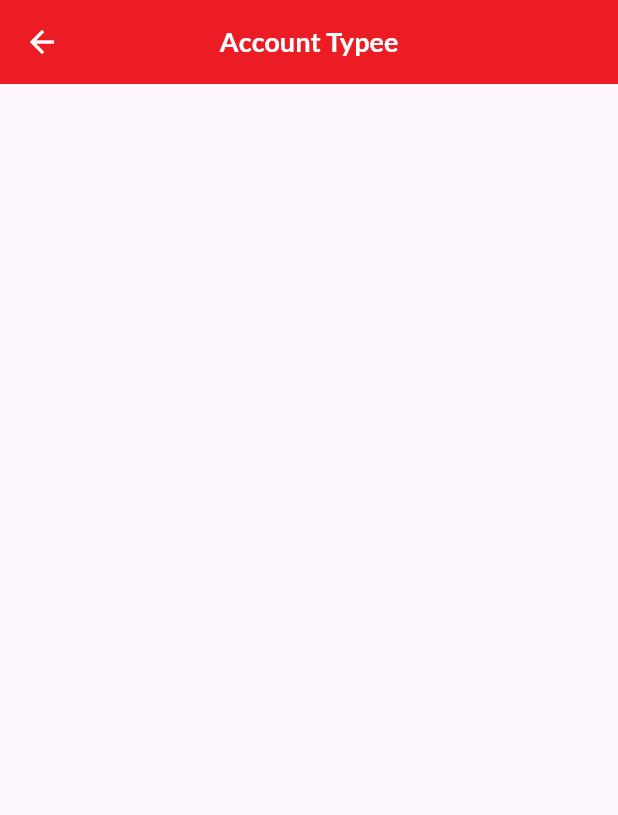
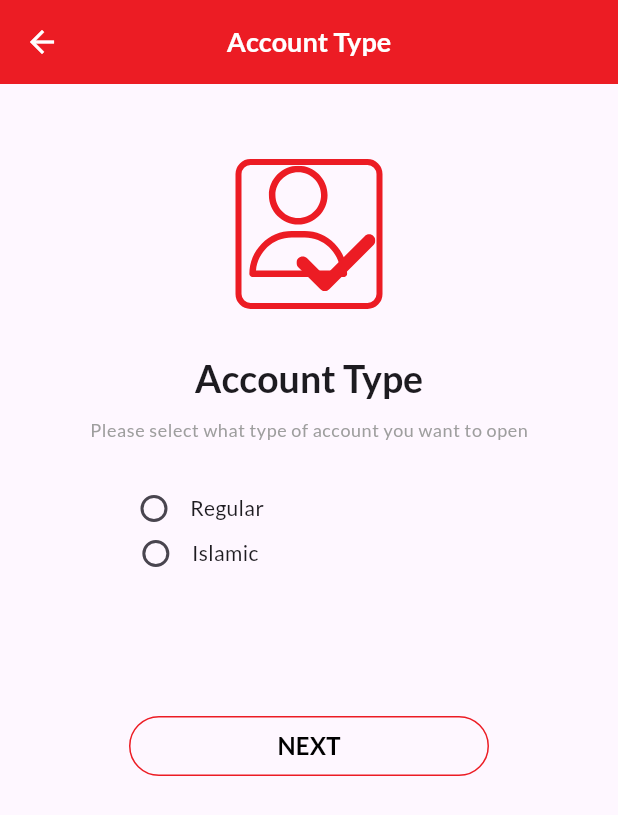
Before and after one commit to mehediFlutter/Nagad-Ui, a Flutter app: the AccountType screen opened directly, on a phone screen of 412 x 824 dp. Shown: the top 815 px of the screen. Run offline on Flutter 3.47's test engine with Material 3 defaults, Android fonts, the phone set to English and light mode, and no system bars; our stand-ins replace flutter_svg, google_fonts.

Commit message:
custom snack bar

```diff
--- a/lib/screen/auth/registration_screen/account_type/account_type.dart
+++ b/lib/screen/auth/registration_screen/account_type/account_type.dart
@@ -1,13 +1,110 @@
+import 'package:flutter/foundation.dart';
 import 'package:flutter/material.dart';
+import 'package:flutter_svg/flutter_svg.dart';
 import 'package:nagad_ui/app_bar/custom_app_bar.dart';
+import 'package:nagad_ui/submit_bottom/submit_bottom.dart';
 
-class AccountType extends StatelessWidget {
+import '../../../../widget/const.dart';
+import '../../../../widget/snack_bar/custom_snack_bar.dart';
+
+class AccountType extends StatefulWidget {
   const AccountType({super.key});
 
   @override
+  State<AccountType> createState() => _AccountTypeState();
+}
+
+class _AccountTypeState extends State<AccountType> {
+    void _showSnackBar(String text) {
+    CustomSnackBar.show(context,text);
+  }
+  String? selectedAccountType;
+  @override
   Widget build(BuildContext context) {
-    return SafeArea(child: Scaffold(
-      appBar: CustomAppBar(title: 'Account Typee'),
-    ));
+    return SafeArea(
+      child: Scaffold(
+        appBar: CustomAppBar(title: 'Account Type'),
+        body: SizedBox(
+          width: double.infinity,
+          child: Column(
+            crossAxisAlignment: CrossAxisAlignment.center,
+            children: [
+              height50,
+              Container(
+                  decoration: BoxDecoration(
+                    borderRadius: BorderRadius.circular(10),
+                    border: Border.all(
+                        color: Theme.of(context).primaryColor, width: 4),
+                  ),
+                  child: SvgPicture.asset('assets/images/account_type.svg')),
+              height30,
+              Text(
+                "Account Type",
+                style: Theme.of(context)
+                    .textTheme
+                    .titleLarge!
+                    .copyWith(fontSize: 25),
+              ),
+              height10,
+              Text("Please select what type of account you want to open",
+                  style: Theme.of(context)
+                      .textTheme
+                      .bodySmall!
+                      .copyWith(color: Colors.grey)),
+              height30,
+              Expanded(
+                child: ListView.builder(
+                  itemCount: accountType.length,
+                  itemBuilder: (context, index) {
+                    return SizedBox(
+                      height: 30,
+                      width: double.infinity,
+                      child: Row(
+                        mainAxisAlignment: MainAxisAlignment.spaceAround,
+                        children: [
+                          Row(
+                            children: [
+                              Radio<String>(
+                                activeColor: Theme.of(context).primaryColor,
+                                value: accountType[index],
+                                groupValue: selectedAccountType,
+                                onChanged: (value) {
+                                  setState(() {
+                                    selectedAccountType = value;
+                                  });
+                                },
+                              ),
+                              Text(accountType[index]),
+                            ],
+                          ),
+                          const SizedBox(),
+                        ],
+                      ),
+                    );
+                  },
+                ),
+              ),
+              SubmitBottom(
+                isEnable: selectedAccountType != null,
+                onPressed: () {
+                  if (selectedAccountType != null) {
+                    if (kDebugMode) {
+                      print("Please select account type");
+                    }
+                  } else {
+                    _showSnackBar('Please select account type');
+
+
+                  }
+                },
+                text: "NEXT",
+              ),
+              Expanded(child: const SizedBox()),
+              Expanded(child: const SizedBox()),
+            ],
+          ),
+        ),
+      ),
+    );
   }
 }
--- a/lib/screen/auth/registration_screen/mobile_operator_screen/mobile_operator_screen.dart
+++ b/lib/screen/auth/registration_screen/mobile_operator_screen/mobile_operator_screen.dart
@@ -5,6 +5,7 @@ import 'package:nagad_ui/app_bar/custom_app_bar.dart';
 import 'package:nagad_ui/widget/const.dart';
 
 import '../../../../submit_bottom/submit_bottom.dart';
+import '../account_type/account_type.dart';
 
 class MobileOperatorScreen extends StatefulWidget {
   const MobileOperatorScreen({super.key});
@@ -111,11 +112,13 @@ class _MobileOperatorScreenState extends State<MobileOperatorScreen> {
                     ),
                   ),
                 ),
-                SubmitBottom(
+               SubmitBottom(
                   isEnable: selectedIndex != null,
                   onPressed: () {
-                    if (kDebugMode) {
-                      print("Submit button pressed");
+                    if(selectedIndex != null)
+                    {Navigator.pushAndRemoveUntil(context, MaterialPageRoute(builder: (context)=>AccountType()), (route)=>false);}
+                    else{
+                      ScaffoldMessenger.of(context).showSnackBar(SnackBar(content: Text("Please select a mobile operator")));
                     }
                   },
                   text: "Next",
--- a/lib/widget/const.dart
+++ b/lib/widget/const.dart
@@ -6,6 +6,7 @@ const height15 = SizedBox(height: 15);
 const height20 = SizedBox(height: 20);
 const height25 = SizedBox(height: 25);
 const height30 = SizedBox(height: 30);
+const height50 = SizedBox(height: 50);
 
 // const width
 const width5 = SizedBox(width: 5);
@@ -14,3 +15,6 @@ const width15 = SizedBox(width: 15);
 const width20 = SizedBox(width: 20);
 const width25 = SizedBox(width: 25);
 const width30 = SizedBox(width: 30);
+
+// const account type
+     List<String> accountType = ['Regular', 'Islamic'];
--- /dev/null
+++ b/lib/widget/snack_bar/custom_snack_bar.dart
@@ -0,0 +1,14 @@
+import 'package:flutter/material.dart';
+
+class CustomSnackBar {
+  static show(BuildContext context, String text) {
+    ScaffoldMessenger.of(context).showSnackBar(
+      SnackBar(
+        content: Text(text),
+
+        behavior: SnackBarBehavior.floating,
+        elevation: 0,
+      ),
+    );
+  }
+}
```
Also changed, not shown: assets/images/account_type.svg (added).
